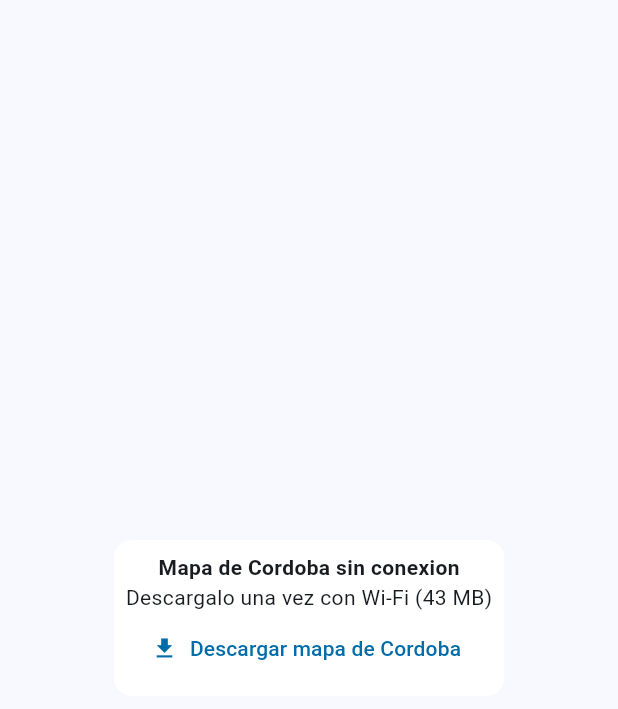
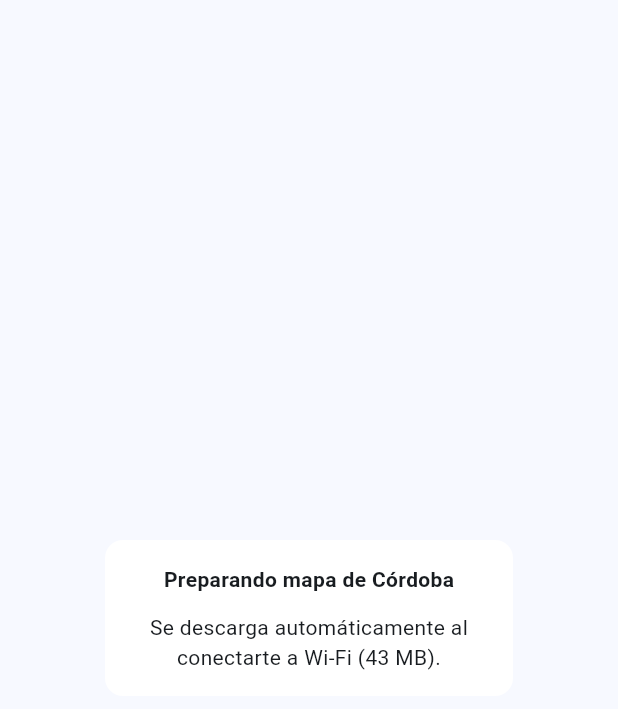
Before and after one commit to nicolaschiabrandozanotti/Subite, a Flutter app: the OfflineMapLayer widget shown alone on an empty page, opened directly, on a phone screen of 412 x 824 dp. Shown: the top 709 px of the screen. Run offline on Flutter 3.47's test engine with Material 3 defaults, Android fonts, the phone set to English and light mode, and no system bars; our stand-ins replace flutter_map, flutter_svg, geolocator, latlong2, shared_preferences; accounts and stored records are empty; network calls fail.

Commit message:
fix: prepare offline map automatically on Wi-Fi

```diff
--- a/bondi_app/lib/services/map_package.dart
+++ b/bondi_app/lib/services/map_package.dart
@@ -66,6 +66,23 @@ class MapPackage extends ChangeNotifier {
   int received = 0;
   int? total;
   String? error;
+  int revision = 0;
+  DateTime? _lastAutomaticCheck;
+
+  Future<bool> updateOnWifi({required Future<bool> Function() hasWifi}) async {
+    if (downloading || !await hasWifi()) return false;
+    final current = await currentFiles();
+    final interval = current == null
+        ? const Duration(minutes: 1)
+        : const Duration(hours: 6);
+    final last = _lastAutomaticCheck;
+    if (last != null && DateTime.now().difference(last) < interval) {
+      return false;
+    }
+    _lastAutomaticCheck = DateTime.now();
+    return download();
+  }
+
   Future<Directory> _root() async {
     final root = Directory('${(await _directory()).path}/maps');
     await root.create(recursive: true);
@@ -156,6 +173,7 @@ class MapPackage extends ChangeNotifier {
       final pointer = File('${root.path}/active.next');
       await pointer.writeAsString(jsonEncode({'sha256': hash}), flush: true);
       await pointer.rename('${root.path}/active.json');
+      revision++;
       return true;
     } catch (_) {
       error = 'No se pudo descargar el mapa. Conectate a Wi-Fi y reintenta.';
--- a/bondi_app/lib/widgets/offline_map_layer.dart
+++ b/bondi_app/lib/widgets/offline_map_layer.dart
@@ -1,3 +1,5 @@
+import 'dart:async';
+
 import 'package:flutter/material.dart';
 import 'package:flutter/services.dart';
 import 'package:flutter_map/flutter_map.dart';
@@ -11,31 +13,64 @@ class OfflineMapLayer extends StatefulWidget {
   State<OfflineMapLayer> createState() => _OfflineMapLayerState();
 }
 
-class _OfflineMapLayerState extends State<OfflineMapLayer> {
+class _OfflineMapLayerState extends State<OfflineMapLayer>
+    with WidgetsBindingObserver {
   Future<RasterMap> _map = RasterMap.load();
-  String? _message;
-  Future<void> _download() async {
-    try {
-      final wifi = await const MethodChannel('bondi/device')
-          .invokeMethod<bool>('wifi');
-      if (wifi != true) {
-        if (mounted) {
-          setState(() => _message = 'Conectate a Wi-Fi para descargar el mapa');
+  Timer? _wifiCheck;
+  bool _checking = false;
+
+  @override
+  void initState() {
+    super.initState();
+    WidgetsBinding.instance.addObserver(this);
+    WidgetsBinding.instance.addPostFrameCallback((_) => _sync());
+    _wifiCheck = Timer.periodic(const Duration(seconds: 30), (_) => _sync());
   }
+
+  @override
+  void didChangeAppLifecycleState(AppLifecycleState state) {
+    if (state == AppLifecycleState.resumed) _sync();
+  }
+
+  Future<void> _sync() async {
+    if (!mounted ||
+        _checking ||
+        WidgetsBinding.instance.lifecycleState == AppLifecycleState.paused) {
       return;
     }
-      if (await MapPackage.instance.download() && mounted) {
+    _checking = true;
+    try {
+      // Finish reading the saved map before deciding whether it needs downloading.
+      var hadMap = false;
+      try {
+        await _map;
+        hadMap = true;
+      } catch (_) {}
+      if (!mounted) return;
+      final package = MapPackage.instance;
+      final revision = package.revision;
+      final success = await package.updateOnWifi(
+        hasWifi: () async =>
+            await const MethodChannel('bondi/device')
+                .invokeMethod<bool>('wifi') ==
+            true,
+      );
+      if (success && (!hadMap || package.revision != revision) && mounted) {
         RasterMap.invalidate();
-        setState(() {
-          _map = RasterMap.load();
-          _message = null;
-        });
+        setState(() => _map = RasterMap.load());
       }
     } catch (_) {
-      if (mounted) {
-        setState(() => _message = 'No se pudo comprobar la conexion Wi-Fi');
+      // A saved map stays usable when the connection check fails.
+    } finally {
+      _checking = false;
     }
   }
+
+  @override
+  void dispose() {
+    _wifiCheck?.cancel();
+    WidgetsBinding.instance.removeObserver(this);
+    super.dispose();
   }
 
   @override
@@ -45,13 +80,37 @@ class _OfflineMapLayerState extends State<OfflineMapLayer> {
       listenable: MapPackage.instance,
       builder: (context, _) {
         final package = MapPackage.instance;
-        final ready = snapshot.hasData;
-        final control = package.downloading
-            ? SizedBox(
+        if (snapshot.hasData) {
+          final map = snapshot.data!;
+          return TileLayer(
+            tileProvider: map,
+            tileBounds: map.bounds,
+            minNativeZoom: map.minZoom,
+            maxNativeZoom: map.maxZoom,
+          );
+        }
+        if (snapshot.connectionState == ConnectionState.waiting) {
+          return const Center(child: CircularProgressIndicator());
+        }
+        return Center(
+          child: Padding(
+            padding: const EdgeInsets.all(24),
+            child: Material(
+              color: Colors.white,
+              borderRadius: BorderRadius.circular(12),
+              child: Padding(
+                padding: const EdgeInsets.all(16),
+                child: SizedBox(
                   width: 240,
                   child: Column(
                     mainAxisSize: MainAxisSize.min,
                     children: [
+                      const Text(
+                        'Preparando mapa de Córdoba',
+                        style: TextStyle(fontWeight: FontWeight.bold),
+                      ),
+                      const SizedBox(height: 12),
+                      if (package.downloading) ...[
                         LinearProgressIndicator(
                           value: package.total == null
                               ? null
@@ -59,62 +118,21 @@ class _OfflineMapLayerState extends State<OfflineMapLayer> {
                         ),
                         const SizedBox(height: 8),
                         Text(
-                      'Descargando mapa: ${(package.received / 1000000).toStringAsFixed(1)} / ${package.total == null ? "…" : (package.total! / 1000000).toStringAsFixed(1)} MB',
+                          'Descargando: ${(package.received / 1000000).toStringAsFixed(1)} / ${package.total == null ? "…" : (package.total! / 1000000).toStringAsFixed(1)} MB',
+                        ),
+                      ] else
+                        Text(
+                          package.error == null
+                              ? 'Se descarga automáticamente al conectarte a Wi-Fi (43 MB).'
+                              : 'La descarga se interrumpió. Se reintentará con Wi-Fi.',
+                          textAlign: TextAlign.center,
                         ),
                     ],
-                ),
-              )
-            : Column(
-                mainAxisSize: MainAxisSize.min,
-                children: [
-                  if (!ready)
-                    const Text(
-                      'Mapa de Cordoba sin conexion',
-                      style: TextStyle(fontWeight: FontWeight.bold),
-                    ),
-                  if (!ready)
-                    const Text('Descargalo una vez con Wi-Fi (43 MB)'),
-                  if (package.error != null || _message != null)
-                    SizedBox(
-                      width: 240,
-                      child: Text(
-                        _message ?? package.error!,
-                        textAlign: TextAlign.center,
-                      ),
-                    ),
-                  TextButton.icon(
-                    onPressed: _download,
-                    icon: const Icon(Icons.download),
-                    label: Text(
-                      ready ? 'Actualizar mapa' : 'Descargar mapa de Cordoba',
-                    ),
-                  ),
-                ],
-              );
-        return Stack(
-          children: [
-            if (ready)
-              TileLayer(
-                tileProvider: snapshot.data!,
-                tileBounds: snapshot.data!.bounds,
-                minNativeZoom: snapshot.data!.minZoom,
-                maxNativeZoom: snapshot.data!.maxZoom,
-              ),
-            Align(
-              alignment: ready ? Alignment.topLeft : Alignment.center,
-              child: Padding(
-                padding: EdgeInsets.fromLTRB(12, ready ? 190 : 12, 12, 12),
-                child: Material(
-                  color: Colors.white,
-                  borderRadius: BorderRadius.circular(12),
-                  child: Padding(
-                    padding: const EdgeInsets.all(8),
-                    child: control,
                   ),
                 ),
               ),
             ),
-          ],
+          ),
         );
       },
     ),
--- a/bondi_app/pubspec.yaml
+++ b/bondi_app/pubspec.yaml
@@ -16,7 +16,7 @@ publish_to: 'none' # Remove this line if you wish to publish to pub.dev
 # https://developer.apple.com/library/archive/documentation/General/Reference/InfoPlistKeyReference/Articles/CoreFoundationKeys.html
 # In Windows, build-name is used as the major, minor, and patch parts
 # of the product and file versions while build-number is used as the build suffix.
-version: 1.0.16+17
+version: 1.0.17+18
 
 environment:
   sdk: ^3.13.4
```
Also changed, not shown: 5 other files. Lines whose indentation alone changed are shown as unchanged.
